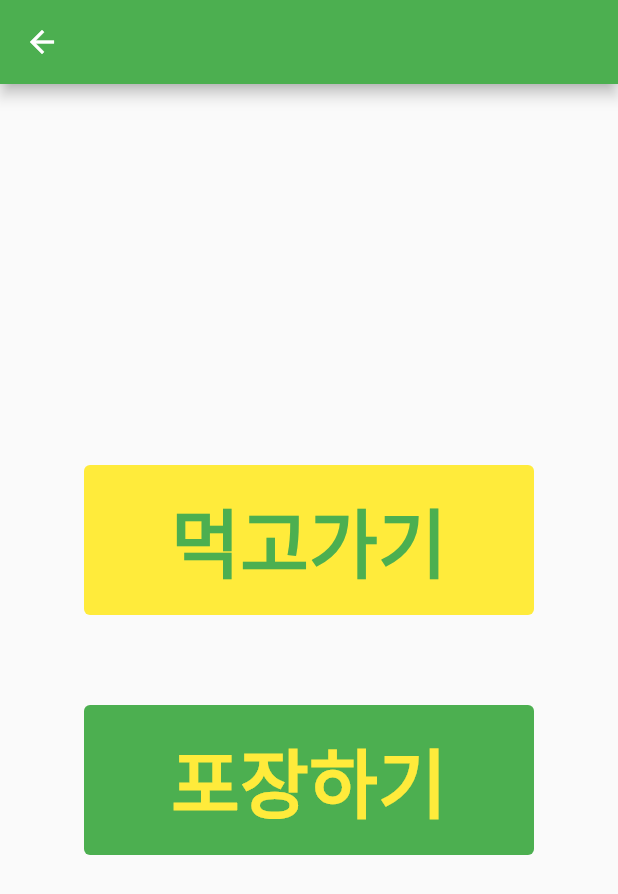
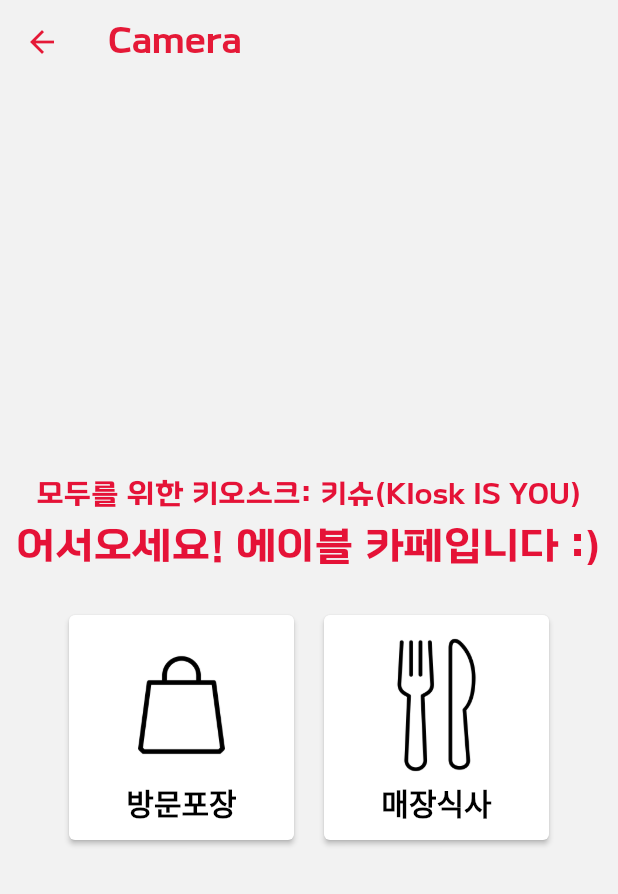
Before and after one commit to AIVLE-BigProject-15/Barrier-Free-App, a Flutter app: the OrderType screen opened directly, on a phone screen of 412 x 824 dp. Shown: the top 894 px of the screen. Run offline on Flutter 3.47's test engine with Material 2 defaults, Android fonts, the phone set to English and light mode, and no system bars; our stand-ins replace cloud_firestore, firebase_core, get, image_picker, shared_preferences; missing offline and left inert: bootpay; accounts and stored records are empty.

Commit message:
home, camera, order page 디자인 변경

```diff
--- a/lib/main.dart
+++ b/lib/main.dart
@@ -30,8 +30,8 @@ class kioskApp extends StatelessWidget {
         debugShowCheckedModeBanner: false,
         title: 'Kiosk App',
         theme: ThemeData(
-          fontFamily: 'Pretendard',
-          primarySwatch: Colors.green,
+          fontFamily: 'LEEJW',
+          primaryColor: Colors.white,
         ),
         home: MyHomePage(),
         routes: {
--- a/lib/orderType.dart
+++ b/lib/orderType.dart
@@ -9,21 +9,52 @@ class OrderType extends StatelessWidget {
   @override
   Widget build(BuildContext context) {
     return Scaffold(
+      backgroundColor: Color(0xfff2f2f2),
       appBar: AppBar(
-
+        elevation: 0.0,
+        backgroundColor: Color(0xfff2f2f2),
+        foregroundColor: Color(0xffe51937),
+        title: Text(
+          'Camera',
+          style: TextStyle(
+            fontWeight: FontWeight.w800,
+            fontSize: 25
+          ),
+        ),
       ),
       body: Center(
         child: Column(
           mainAxisAlignment: MainAxisAlignment.center,
           children: [
-            TextButton(
+            Text(
+              '모두를 위한 키오스크: 키슈(KIosk IS YOU)',
+              style: TextStyle(
+                fontSize: 20,
+                color: Color(0xffe51237)
+              ),
+            ),
+            SizedBox(height: 10,),
+            Text(
+              '어서오세요! 에이블 카페입니다 :)',
+              style: TextStyle(
+                fontSize: 28,
+                fontWeight: FontWeight.w800,
+                color: Color(0xffe51237)
+              ),
+            ),
+            SizedBox(height: 30,),
+            Row(
+              mainAxisAlignment: MainAxisAlignment.center,
+              children: [
+              ElevatedButton(
                 style: (
-                TextButton.styleFrom(
-                  foregroundColor: Colors.green,
-                  backgroundColor: Colors.yellow,
-                  minimumSize: Size(300, 100),
+                  ElevatedButton.styleFrom(
+                    foregroundColor: Colors.black,
+                    backgroundColor: Color(0xffffffff),
+                    elevation: 1.5,
+                    fixedSize: Size(150, 150),
                     textStyle: TextStyle(
-                    fontSize: 50,
+                      fontSize: 20,
                       fontWeight: FontWeight.bold,
                     )
                   )
@@ -31,28 +62,45 @@ class OrderType extends StatelessWidget {
                 onPressed: (){
                   Navigator.push(context, MaterialPageRoute(builder: (context) => const Menu()));
                 },
-              child: Text('먹고가기')
+                child: Column(
+                  mainAxisAlignment: MainAxisAlignment.center,
+                  // ignore: prefer_const_literals_to_create_immutables
+                  children: [
+                    Image.asset('assets/images/shoppingBag.png', width: 100, height: 100,),
+                    Text('방문포장')
+                  ],
+                )
               ),
-            SizedBox(height: 60,),
-            TextButton(
+              SizedBox(width: 20,),
+              ElevatedButton(
                 style: (
-                TextButton.styleFrom(
-                  foregroundColor: Colors.yellow,
-                  backgroundColor: Colors.green,
-                  minimumSize: Size(300, 100),
+                  ElevatedButton.styleFrom(
+                    foregroundColor: Colors.black,
+                    backgroundColor: Color(0xffffffff),
+                    elevation: 1.5,
+                    fixedSize: Size(150, 150),
                     textStyle: TextStyle(
-                    fontSize: 50,
-                    fontWeight: FontWeight.bold
+                      fontSize: 20,
+                      fontWeight: FontWeight.bold,
                     )
                   )
                 ),
                 onPressed: (){
                   Navigator.push(context, MaterialPageRoute(builder: (context) => const Menu()));
                 },
-              child: Text('포장하기')
+                child: Column(
+                  mainAxisAlignment: MainAxisAlignment.center,
+                  // ignore: prefer_const_literals_to_create_immutables
+                  children: [
+                    Image.asset('assets/images/fork.png', width: 100, height: 100,),
+                    Text('매장식사')
+                  ],
+                )
               ),
               ],
-        ),
+            )
+              ]
+            )
         ),
     );
   }
```
Also changed, not shown: lib/camera.dart (+30 -12 lines), lib/home.dart (+14 -9 lines), pubspec.yaml (+8 -0 lines), assets/fonts/KOFIH DrLEEJW_TTF-B.ttf (added), assets/images/fork.png (added), assets/images/shoppingBag.png (added), 1 other file. Lines whose indentation alone changed are shown as unchanged.
